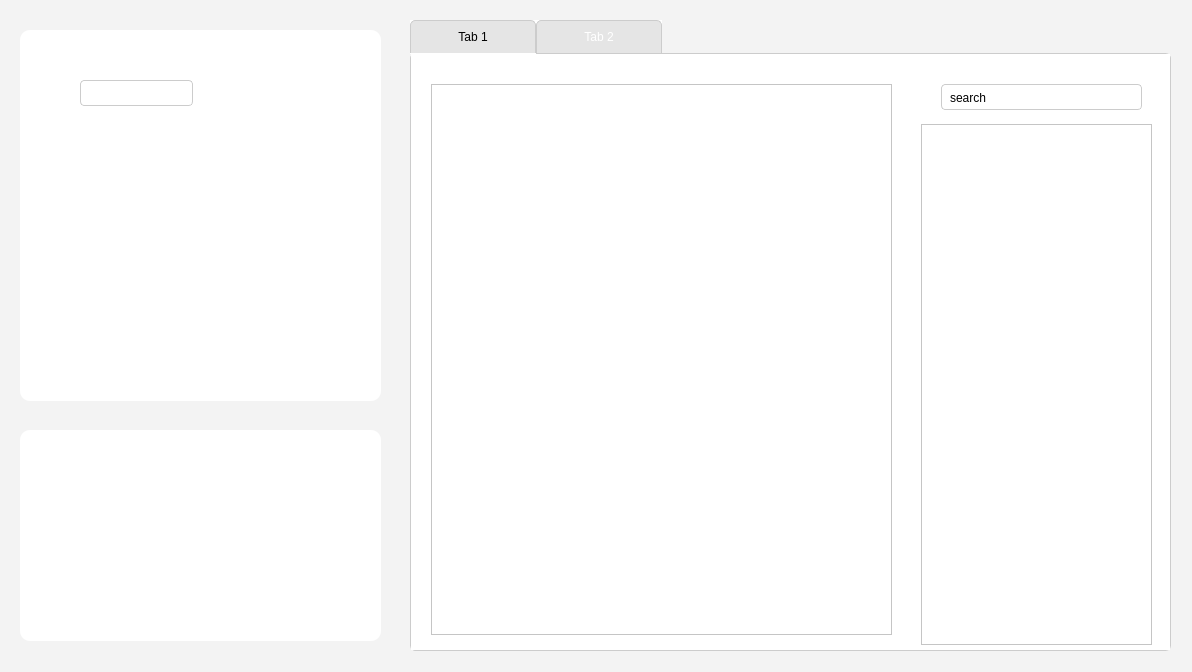
The window that School_System/ui/EditClassDialog.ui (KasperJack/School-Management-System) describes before a commit, drawn with Qt 5.
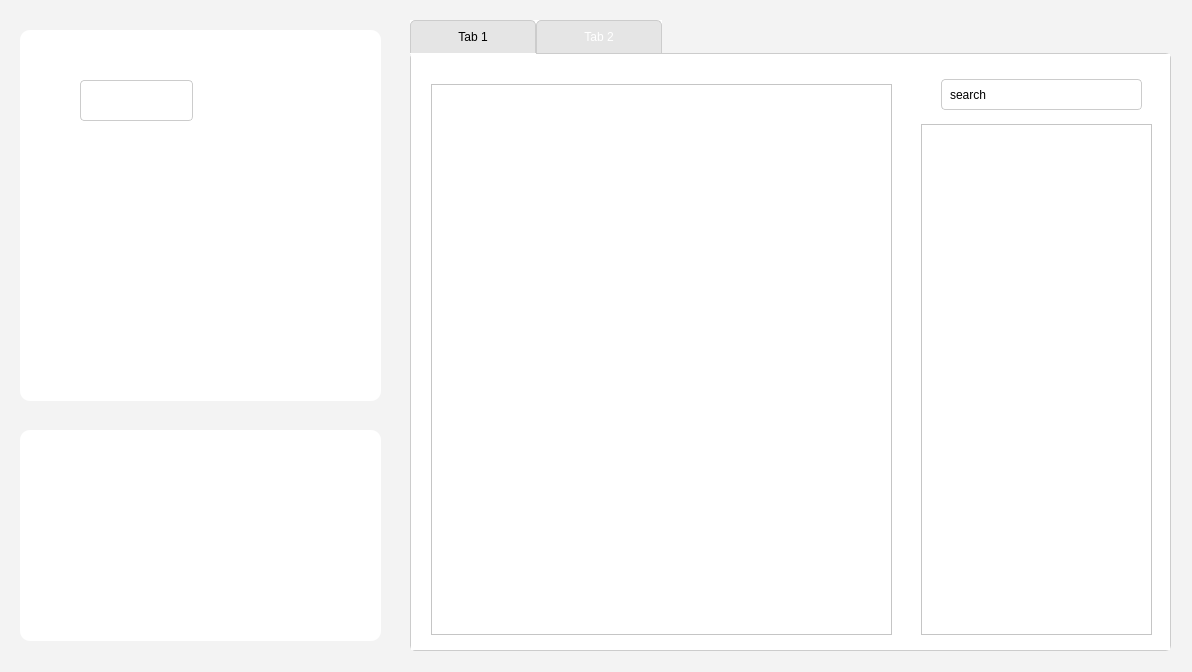
The same window after the commit.

Diff of the .ui file:
```diff
--- a/School_System/ui/EditClassDialog.ui
+++ b/School_System/ui/EditClassDialog.ui
@@ -624,7 +624,7 @@
        <x>510</x>
        <y>70</y>
        <width>231</width>
-       <height>521</height>
+       <height>511</height>
       </rect>
      </property>
      <property name="styleSheet">
@@ -732,30 +732,6 @@
 
 
 
-QPushButton {
-    border: 2px solid rgb(255, 85, 85); /* Lighter red border */
-    border-radius: 5px;    
-    color: rgb(255, 255, 255); /* White text */
-    background-color: rgb(255, 85, 85); /* Lighter red background */
-}
-
-QPushButton:hover {
-    border: 2px solid rgb(255, 150, 150); /* Light red border on hover */
-    background-color: rgb(255, 150, 150); /* Lighter red background on hover */
-}
-
-QPushButton:pressed {    
-    border: 2px solid rgb(255, 40, 40); /* Darker red border when pressed */
-    background-color: rgb(255, 40, 40); /* Darker red background when pressed */
-}
-
-QPushButton:disabled {    
-    border-radius: 5px;    
-    border: 2px solid rgb(170, 170, 170); /* Gray border */
-    background-color: rgb(170, 170, 170); /* Gray background */
-    color: rgb(120, 120, 120); /* Gray text */
-}
-
 
 
 
@@ -788,9 +764,9 @@
      <property name="geometry">
       <rect>
        <x>530</x>
-       <y>30</y>
+       <y>25</y>
        <width>201</width>
-       <height>26</height>
+       <height>31</height>
       </rect>
      </property>
      <property name="styleSheet">
@@ -987,7 +963,7 @@
       <x>60</x>
       <y>50</y>
       <width>113</width>
-      <height>26</height>
+      <height>41</height>
      </rect>
     </property>
    </widget>
```
Left out of the diff: 59 changed lines with no effect on the pictures.
